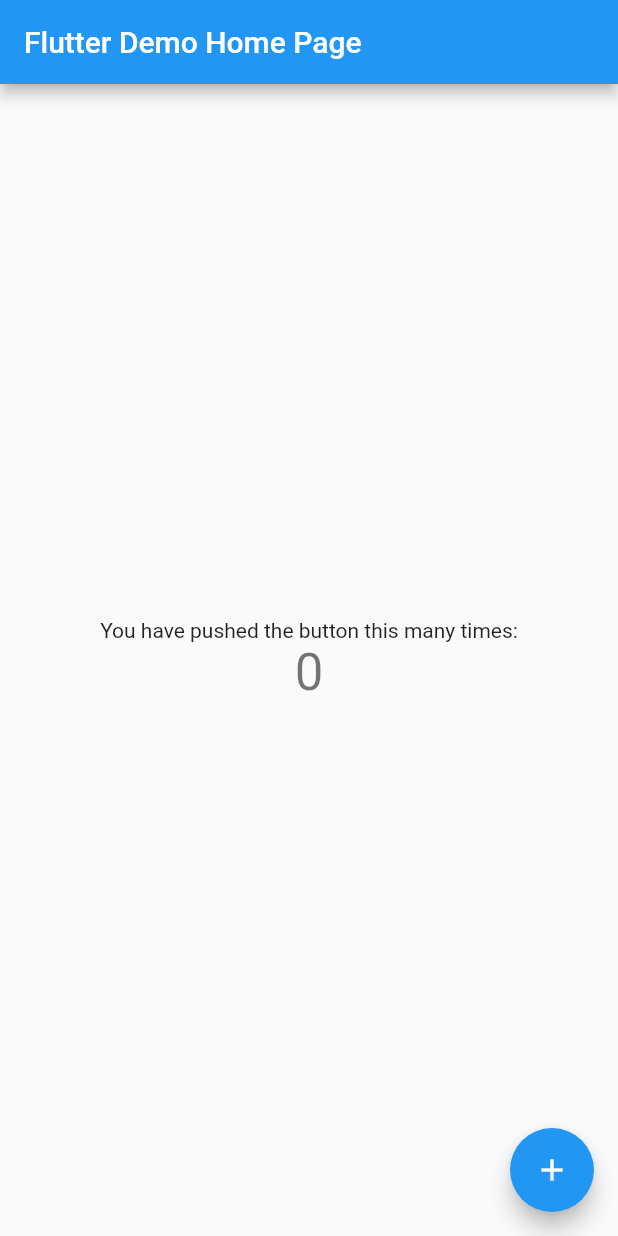
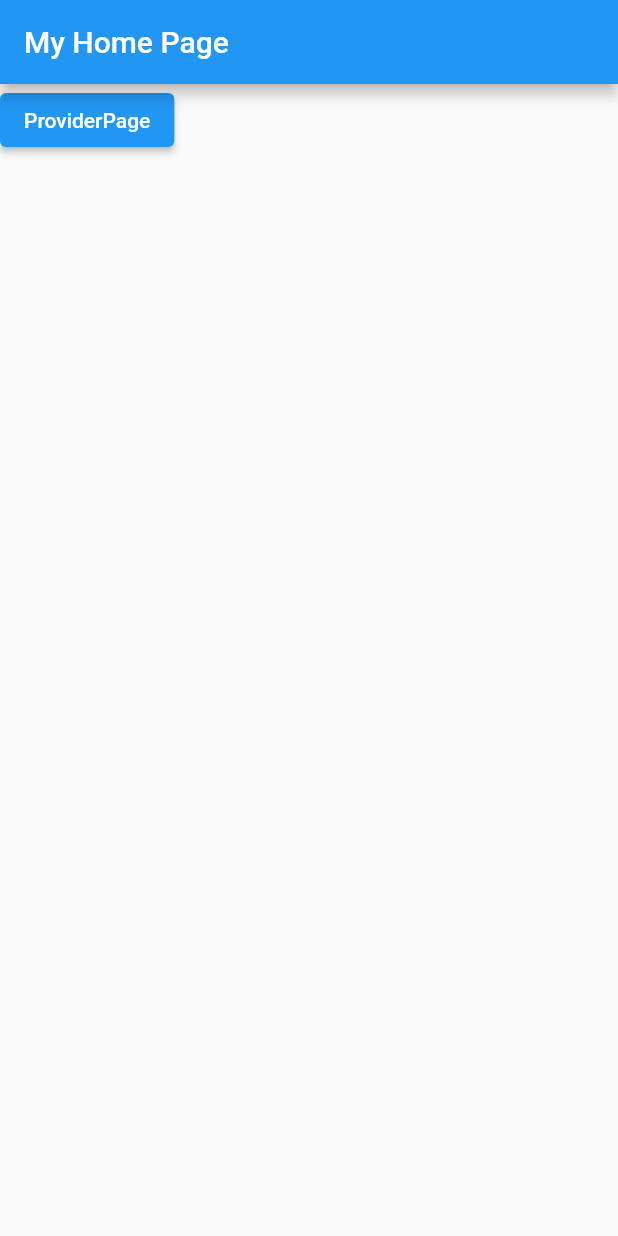
Before and after one commit to ryo0213/riverpod_study, a Flutter app: the screen it shows after launch, on a phone screen of 412 x 824 dp. Run offline on Flutter 3.47's test engine with Material 2 defaults, Android fonts, the phone set to English and light mode, and no system bars; our stand-ins replace flutter_riverpod.

Commit message:
riverpodを利用したページの作成(StateProvider,Provider)

```diff
--- a/lib/main.dart
+++ b/lib/main.dart
@@ -1,115 +1,37 @@
 import 'package:flutter/material.dart';
+import 'package:flutter_riverpod/flutter_riverpod.dart';
+
+import 'my_home_page.dart';
+import 'pages/riverpod_example_page/provider_page/provider_page.dart';
+
+// final myProvider = Provider<MyValue>(((ref) {
+//   return MyValue();
+// }));
+
+// final myProvider = Provider(
+//   (ref) => MyValue(),
+// );
 
 void main() {
-  runApp(const MyApp());
+  runApp(const ProviderScope(
+    child: MyApp(),
+  ));
 }
 
 class MyApp extends StatelessWidget {
   const MyApp({super.key});
-
-  // This widget is the root of your application.
   @override
   Widget build(BuildContext context) {
     return MaterialApp(
       title: 'Flutter Demo',
       theme: ThemeData(
-        // This is the theme of your application.
-        //
-        // Try running your application with "flutter run". You'll see the
-        // application has a blue toolbar. Then, without quitting the app, try
-        // changing the primarySwatch below to Colors.green and then invoke
-        // "hot reload" (press "r" in the console where you ran "flutter run",
-        // or simply save your changes to "hot reload" in a Flutter IDE).
-        // Notice that the counter didn't reset back to zero; the application
-        // is not restarted.
         primarySwatch: Colors.blue,
       ),
-      home: const MyHomePage(title: 'Flutter Demo Home Page'),
+      home: const MyHomePage(),
+      routes: <String, WidgetBuilder>{
+        '/home': (BuildContext context) => const MyHomePage(),
+        '/pages/riverpod_example_page/provider_page/provider_page': (BuildContext context) => const ProviderPage(),
+      },
     );
   }
 }
-
-class MyHomePage extends StatefulWidget {
-  const MyHomePage({super.key, required this.title});
-
-  // This widget is the home page of your application. It is stateful, meaning
-  // that it has a State object (defined below) that contains fields that affect
-  // how it looks.
-
-  // This class is the configuration for the state. It holds the values (in this
-  // case the title) provided by the parent (in this case the App widget) and
-  // used by the build method of the State. Fields in a Widget subclass are
-  // always marked "final".
-
-  final String title;
-
-  @override
-  State<MyHomePage> createState() => _MyHomePageState();
-}
-
-class _MyHomePageState extends State<MyHomePage> {
-  int _counter = 0;
-
-  void _incrementCounter() {
-    setState(() {
-      // This call to setState tells the Flutter framework that something has
-      // changed in this State, which causes it to rerun the build method below
-      // so that the display can reflect the updated values. If we changed
-      // _counter without calling setState(), then the build method would not be
-      // called again, and so nothing would appear to happen.
-      _counter++;
-    });
-  }
-
-  @override
-  Widget build(BuildContext context) {
-    // This method is rerun every time setState is called, for instance as done
-    // by the _incrementCounter method above.
-    //
-    // The Flutter framework has been optimized to make rerunning build methods
-    // fast, so that you can just rebuild anything that needs updating rather
-    // than having to individually change instances of widgets.
-    return Scaffold(
-      appBar: AppBar(
-        // Here we take the value from the MyHomePage object that was created by
-        // the App.build method, and use it to set our appbar title.
-        title: Text(widget.title),
-      ),
-      body: Center(
-        // Center is a layout widget. It takes a single child and positions it
-        // in the middle of the parent.
-        child: Column(
-          // Column is also a layout widget. It takes a list of children and
-          // arranges them vertically. By default, it sizes itself to fit its
-          // children horizontally, and tries to be as tall as its parent.
-          //
-          // Invoke "debug painting" (press "p" in the console, choose the
-          // "Toggle Debug Paint" action from the Flutter Inspector in Android
-          // Studio, or the "Toggle Debug Paint" command in Visual Studio Code)
-          // to see the wireframe for each widget.
-          //
-          // Column has various properties to control how it sizes itself and
-          // how it positions its children. Here we use mainAxisAlignment to
-          // center the children vertically; the main axis here is the vertical
-          // axis because Columns are vertical (the cross axis would be
-          // horizontal).
-          mainAxisAlignment: MainAxisAlignment.center,
-          children: <Widget>[
-            const Text(
-              'You have pushed the button this many times:',
-            ),
-            Text(
-              '$_counter',
-              style: Theme.of(context).textTheme.headline4,
-            ),
-          ],
-        ),
-      ),
-      floatingActionButton: FloatingActionButton(
-        onPressed: _incrementCounter,
-        tooltip: 'Increment',
-        child: const Icon(Icons.add),
-      ), // This trailing comma makes auto-formatting nicer for build methods.
-    );
-  }
-}
--- /dev/null
+++ b/lib/my_home_page.dart
@@ -0,0 +1,28 @@
+import 'package:flutter/material.dart';
+
+
+class MyHomePage extends StatelessWidget {
+  const MyHomePage({super.key});
+
+  @override
+  Widget build(BuildContext context) {
+    return Scaffold(
+      appBar: AppBar(title: const Text('My Home Page')),
+      body: Column(
+        children: [
+          ElevatedButton(
+            onPressed: () => pushNavigator(
+              context,
+              '/pages/riverpod_example_page/provider_page/provider_page',
+            ),
+            child: const Text('ProviderPage'),
+          ),
+        ],
+      ),
+    );
+  }
+
+  void pushNavigator(BuildContext context, String route) {
+    Navigator.of(context).pushNamed(route);
+  }
+}
```
Also changed, not shown: lib/pages/riverpod_example_page/provider_page/provider_page.dart (added, +54 -0 lines).
